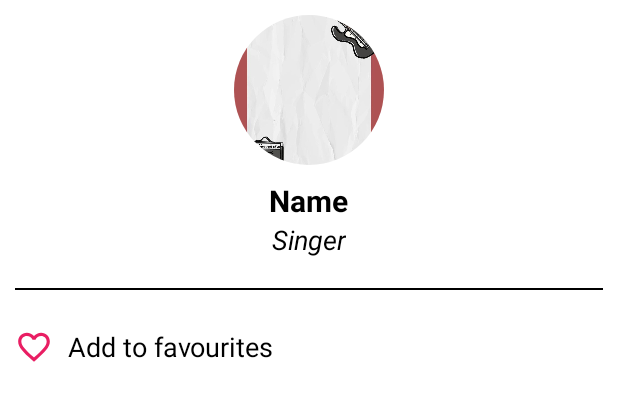
After one commit to vuongvanduy0210/Music-App-ver3, an Android app: the layout layout_song_bottom_sheet.xml on its own in the app's theme, with its tools: preview values and no code run, on a phone screen of 412 x 824 dp. The commit adds this screen. Shown: the top 401 px of the screen. Run offline under Robolectric (Android 15) with nearby library versions, the phone set to English and light mode, and no system bars.

Commit message:
update UI option list songs

```diff
--- a/app/build.gradle
+++ b/app/build.gradle
@@ -98,9 +98,6 @@ dependencies {
     //fragment
     implementation 'androidx.fragment:fragment:1.6.0'
 
-    //swipe layout
-    implementation 'com.chauthai.swipereveallayout:swipe-reveal-layout:1.4.1'
-
     //animation
     def lottie_version = "6.1.0"
     implementation "com.airbnb.android:lottie:$lottie_version"
--- a/app/src/main/java/com/vuongvanduy/music/common/util.kt
+++ b/app/src/main/java/com/vuongvanduy/music/common/util.kt
@@ -93,9 +93,6 @@ const val EMPTY_LIST_SONG_TEXT_DEVICE = "No currentSong in list. " +
 const val EMPTY_LIST_SONG_TEXT_FAVOURITE = "No currentSong in list. " +
         "Please check your internet connection or sign in to see your favourites."*/
 
-const val TEXT_ADD_FAVOURITES = "Add To \n Favourites"
-const val TEXT_REMOVE_FAVOURITES = "Remove \n This Song"
-
 const val EMAIL_CONTACT = "vuongvanduyit03@gmail.com"
 const val MICROSOFT_CONTACT = "duycon123bn@outlook.com"
 const val URI_FB = "https://www.facebook.com/vuongduy03"
--- a/app/src/main/java/com/vuongvanduy/music/ui/common/myinterface/IClickSongListener.kt
+++ b/app/src/main/java/com/vuongvanduy/music/ui/common/myinterface/IClickSongListener.kt
@@ -5,5 +5,5 @@ import com.vuongvanduy.music.data.models.Song
 interface IClickSongListener {
 
     fun onClickSong(song: Song)
-    fun onClickExtendFavourites(song: Song)
+    fun onLongClickSong(song: Song)
 }
--- a/app/src/main/java/com/vuongvanduy/music/ui/common/viewmodel/SongViewModel.kt
+++ b/app/src/main/java/com/vuongvanduy/music/ui/common/viewmodel/SongViewModel.kt
@@ -41,7 +41,7 @@ class SongViewModel @Inject constructor(private val songRepository: SongReposito
 
     private val deviceSongsShow = MutableLiveData<List<Song>>()
 
-    val favSong = MutableLiveData<Song>()
+    val optionSong = MutableLiveData<Song>()
 
     fun getListOnline() {
         onlineSongs = songRepository.getOnlineSongs() as MutableLiveData<List<Song>>
--- a/app/src/main/java/com/vuongvanduy/music/ui/device_songs/DeviceSongsFragment.kt
+++ b/app/src/main/java/com/vuongvanduy/music/ui/device_songs/DeviceSongsFragment.kt
@@ -77,7 +77,9 @@ class DeviceSongsFragment : BaseFragment() {
                 requestPermissionPostNotification(song)
             }
 
-            override fun onClickExtendFavourites(song: Song) {}
+            override fun onLongClickSong(song: Song) {
+                TODO("Not yet implemented")
+            }
         })
         val decoration = DividerItemDecoration(requireContext(), DividerItemDecoration.VERTICAL)
         binding.rcvListSongs.apply {
--- a/app/src/main/java/com/vuongvanduy/music/ui/home/CategoryAdapter.kt
+++ b/app/src/main/java/com/vuongvanduy/music/ui/home/CategoryAdapter.kt
@@ -56,7 +56,9 @@ class CategoryAdapter constructor(
                             iClickCategoryListener.onClickSong(song, category.name)
                         }
 
-                        override fun onClickExtendFavourites(song: Song) {}
+                        override fun onLongClickSong(song: Song) {
+
+                        }
                     })
 
                 val manger = LinearLayoutManager(context, RecyclerView.HORIZONTAL, false)
--- /dev/null
+++ b/app/src/main/res/drawable/ic_favourite_bored.xml
@@ -0,0 +1,10 @@
+<vector xmlns:android="http://schemas.android.com/apk/res/android"
+    android:width="24dp"
+    android:height="24dp"
+    android:tint="@color/favourite_bg_color"
+    android:viewportWidth="24"
+    android:viewportHeight="24">
+    <path
+        android:fillColor="@android:color/white"
+        android:pathData="M16.5,3c-1.74,0 -3.41,0.81 -4.5,2.09C10.91,3.81 9.24,3 7.5,3 4.42,3 2,5.42 2,8.5c0,3.78 3.4,6.86 8.55,11.54L12,21.35l1.45,-1.32C18.6,15.36 22,12.28 22,8.5 22,5.42 19.58,3 16.5,3zM12.1,18.55l-0.1,0.1 -0.1,-0.1C7.14,14.24 4,11.39 4,8.5 4,6.5 5.5,5 7.5,5c1.54,0 3.04,0.99 3.57,2.36h1.87C13.46,5.99 14.96,5 16.5,5c2,0 3.5,1.5 3.5,3.5 0,2.89 -3.14,5.74 -7.9,10.05z" />
+</vector>
--- /dev/null
+++ b/app/src/main/res/layout/layout_song_bottom_sheet.xml
@@ -0,0 +1,105 @@
+<?xml version="1.0" encoding="utf-8"?>
+<layout xmlns:android="http://schemas.android.com/apk/res/android"
+    xmlns:tools="http://schemas.android.com/tools">
+
+    <data>
+
+        <variable
+            name="song"
+            type="com.vuongvanduy.music.data.models.Song" />
+
+        <variable
+            name="listener"
+            type="com.vuongvanduy.music.ui.common.myinterface.IClickSongListener" />
+    </data>
+
+    <LinearLayout
+        android:layout_width="match_parent"
+        android:layout_height="wrap_content"
+        android:background="@color/bg_bottom_sheet_color"
+        android:orientation="vertical"
+        android:padding="10dp">
+
+        <RelativeLayout
+            android:layout_width="match_parent"
+            android:layout_height="wrap_content"
+            android:layout_marginBottom="20dp">
+
+            <de.hdodenhof.circleimageview.CircleImageView
+                android:id="@+id/img_song"
+                android:layout_width="100dp"
+                android:layout_height="100dp"
+                android:layout_alignParentTop="true"
+                android:layout_centerHorizontal="true"
+                android:scaleType="centerCrop"
+                android:src="@drawable/img_bg_splash" />
+
+            <LinearLayout
+                android:layout_width="match_parent"
+                android:layout_height="wrap_content"
+                android:layout_below="@+id/img_song"
+                android:layout_centerHorizontal="true"
+                android:layout_marginTop="10dp"
+                android:gravity="center"
+                android:orientation="vertical">
+
+                <TextView
+                    android:id="@+id/tv_name"
+                    android:layout_width="wrap_content"
+                    android:layout_height="wrap_content"
+                    android:ellipsize="end"
+                    android:lines="1"
+                    android:text="@{song.name}"
+                    android:textColor="@color/text_color"
+                    android:textSize="20sp"
+                    android:textStyle="bold"
+                    tools:text="Name" />
+
+                <TextView
+                    android:id="@+id/tv_singer"
+                    android:layout_width="wrap_content"
+                    android:layout_height="wrap_content"
+                    android:ellipsize="end"
+                    android:lines="1"
+                    android:text="@{song.singer}"
+                    android:textColor="@color/text_color"
+                    android:textSize="18sp"
+                    android:textStyle="italic"
+                    tools:text="Singer" />
+
+            </LinearLayout>
+
+        </RelativeLayout>
+
+        <View
+            android:layout_width="match_parent"
+            android:layout_height="1dp"
+            android:background="@color/text_color" />
+
+        <LinearLayout
+            android:id="@+id/layout_add_favourites"
+            android:layout_width="match_parent"
+            android:layout_height="wrap_content"
+            android:layout_marginTop="10dp"
+            android:gravity="center_vertical"
+            android:paddingVertical="15dp">
+
+            <ImageView
+                android:id="@+id/img_favourite"
+                android:layout_width="25dp"
+                android:layout_height="25dp"
+                android:src="@drawable/ic_favourite_bored" />
+
+            <TextView
+                android:id="@+id/tv_add_favourites"
+                android:layout_width="match_parent"
+                android:layout_height="wrap_content"
+                android:layout_marginStart="10dp"
+                android:textColor="@color/text_color"
+                android:textSize="18sp"
+                tools:text="Add to favourites" />
+
+        </LinearLayout>
+
+    </LinearLayout>
+</layout>
--- a/app/src/main/res/values-night/colors.xml
+++ b/app/src/main/res/values-night/colors.xml
@@ -4,8 +4,8 @@
     <color name="bg_toolbar_color">#151C4A</color>
     <color name="text_color">#FFFFFFFF</color>
     <color name="bg_color">#000000</color>
+    <color name="bg_bottom_sheet_color">#373737</color>
     <color name="seekbar_color">#FF03DAC5</color>
-    <color name="extend_bg_color">#921E45</color>
 
     <color name="home_bg_color">#03B9A8</color>
     <color name="online_bg_color">#D44B1E</color>
--- a/app/src/main/res/values/colors.xml
+++ b/app/src/main/res/values/colors.xml
@@ -22,8 +22,8 @@
     <color name="bg_toolbar_color">#FF018786</color>
     <color name="text_color">#000000</color>
     <color name="bg_color">#FFFFFFFF</color>
+    <color name="bg_bottom_sheet_color">#FFFFFF</color>
     <color name="seekbar_color">#E91E63</color>
-    <color name="extend_bg_color">#E62969</color>
 
     <color name="home_bg_color">#FF03DAC5</color>
     <color name="online_bg_color">#FF5722</color>
```
Also changed, not shown: app/src/main/java/com/vuongvanduy/music/data/services/SongRemoteService.kt (+8 -2 lines), app/src/main/java/com/vuongvanduy/music/ui/common/adapter/ExtendSongAdapter.kt (+6 -10 lines), app/src/main/java/com/vuongvanduy/music/ui/common/bottom_sheet/SongBSDFragment.kt (added, +102 -0 lines), app/src/main/java/com/vuongvanduy/music/ui/favourite_songs/FavouriteSongsFragment.kt (+11 -25 lines), app/src/main/java/com/vuongvanduy/music/ui/online_songs/OnlineSongsFragment.kt (+9 -15 lines), app/src/main/res/drawable/ic_favourite_red.xml (added, +10 -0 lines), app/src/main/res/drawable/ic_options.xml (added, +19 -0 lines), app/src/main/res/drawable/top_rounded_bg.xml (added, +11 -0 lines), app/src/main/res/layout/item_extend_song.xml (+10 -27 lines).
